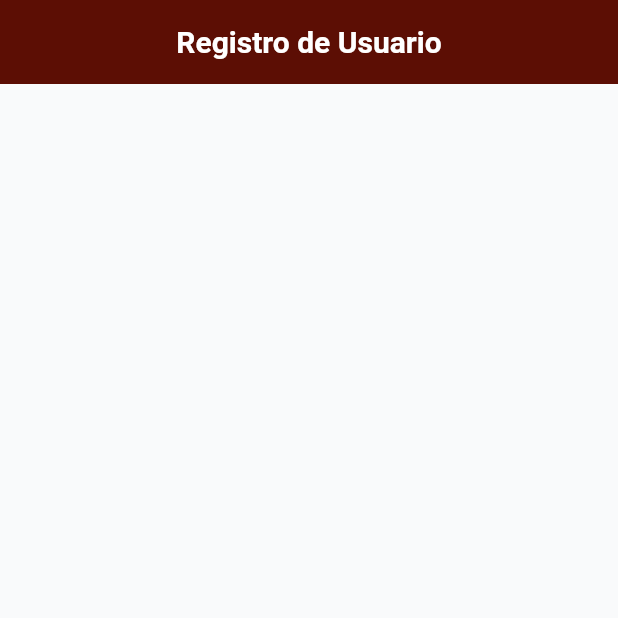
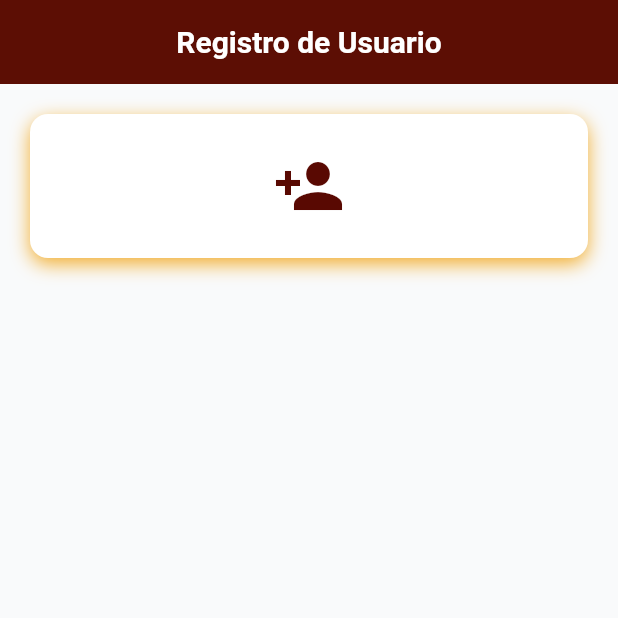
Before and after one commit to elingeyes/widgetestaticos, a Flutter app: the screen it shows after launch, on a phone screen of 412 x 824 dp, the top half of it. Run offline on Flutter 3.47's test engine with Material 3 defaults, Android fonts, the phone set to English and light mode, and no system bars.

Commit message:
contenedor con icono de person_add

```diff
--- a/lib/main.dart
+++ b/lib/main.dart
@@ -1,9 +1,11 @@
+// importacion de material
 import 'package:flutter/material.dart';
 
 void main() {
   runApp(const MyApp());
 }
 
+// declaracion de MyApp para
 class MyApp extends StatelessWidget {
   const MyApp({super.key});
 
@@ -11,6 +13,7 @@
   Widget build(BuildContext context) {
     return MaterialApp(
       title: 'Formulario de Registro',
+      // declaracion del tema para el formulario
       theme: ThemeData(
         primarySwatch: Colors.red,
         primaryColor: Color(0xFFBF3604),
@@ -27,7 +30,7 @@
 }
 
 class RegistrationFromScreen extends StatelessWidget {
-    // definir los colores para la paleta
+    // definir la paleta de colores para la paleta
     static const Color primaryNavy = Color(0xFF590902);
     static const Color primaryLight = Color(0xFFBF3604);
     static const Color primaryDark = Color(0xFFF27405);
@@ -38,21 +41,61 @@
 
     @override
   Widget build(BuildContext context) {
+      // contenedor principal de el contenido de la app
     return Scaffold(
+      // establecer el fondo de pantalla
       backgroundColor: backgroundGray,
       appBar: AppBar(
+        // definimos el titulo principal
         title: Text(
           'Registro de Usuario',
             style: TextStyle(
+              // el color del titulo
               color: Colors.white,
+              // estilo del titulo
               fontWeight: FontWeight.bold,
+              // tamaño del titulo
               fontSize: 20,
             ),
         ),
+        // establecemos el color del contendor del texto
         backgroundColor: primaryNavy,
         elevation: 2,
-        centerTitle: true,
+        centerTitle: true, // centramos el titulo
       ),
+        body: SingleChildScrollView(
+          padding: EdgeInsets.all(20.0),
+          child: Column(
+            crossAxisAlignment: CrossAxisAlignment.stretch,
+            children: [
+              // contenedor para la seccion
+              Container(
+                padding: EdgeInsets.all(24),
+                  decoration: BoxDecoration(
+                    color: Colors.white, // color del contenedor
+                    borderRadius: BorderRadius.circular(12), // bordes del contenedor
+                    boxShadow: [
+                      BoxShadow(
+                        color: secondaryGray, // leve sombra para dar efecto flotante
+                        blurRadius: 10,
+                        offset: Offset(0, 4),
+                      ),
+                    ],
+                  ),
+                child: Column(
+                  children: [
+                    // establecemos el icono
+                    Icon(
+                      Icons.person_add, // llamamos al icono para el contenedor
+                      size: 48, // definimos el tamaño para el icono
+                      color: primaryNavy, // asignamos color al icono
+                    )
+                  ],
+                ),
+              )
+            ],
+          ),
+        ),
     );
   }
 }
```
